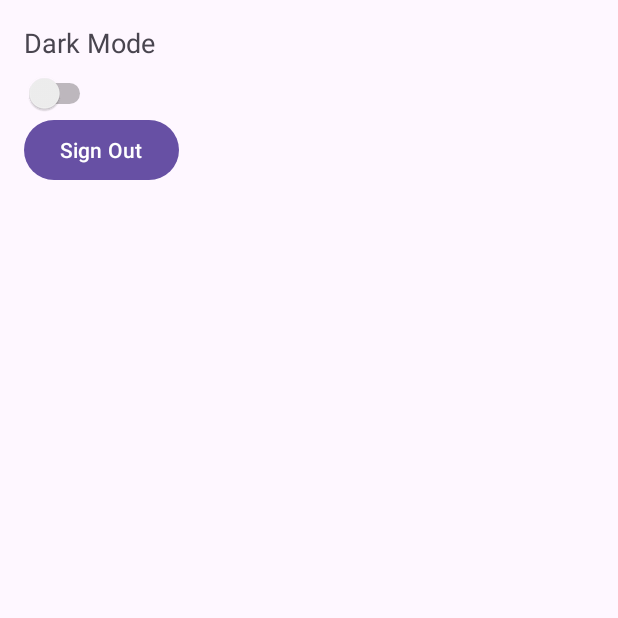
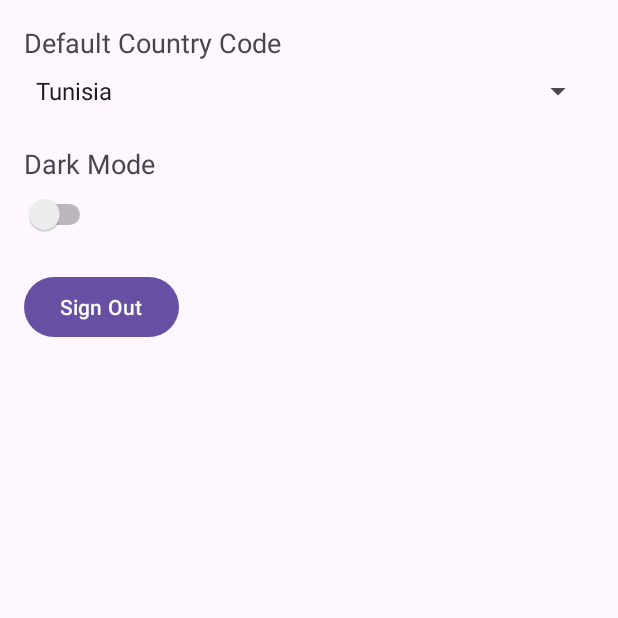
Before and after one commit to OmarBouat/MediAssist, an Android app: the SettingsActivity screen opened directly, with no data from a screen before it, on a phone screen of 412 x 824 dp, the top half of it. Run offline under Robolectric (Android 15) with nearby library versions, the phone set to English and light mode, and no system bars.

Commit message:
Allow Editing Contacts And Add Proper Country Phone Code Handling

```diff
--- a/app/src/main/java/com/mellah/mediassist/SettingsActivity.java
+++ b/app/src/main/java/com/mellah/mediassist/SettingsActivity.java
@@ -5,42 +5,86 @@ import android.content.Intent;
 import android.content.SharedPreferences;
 import android.os.Bundle;
 import android.view.View;
-import android.widget.Button;
+import android.widget.ArrayAdapter;
+import android.widget.Spinner;
+import android.widget.Switch;
 import android.widget.Toast;
-
 import androidx.appcompat.app.AppCompatActivity;
+import java.util.Arrays;
 
 public class SettingsActivity extends AppCompatActivity {
 
-    private Button btnSignOut;
+    private Spinner spinnerCountryCode;
+    private Switch switchTheme;
+    private SharedPreferences prefs;
 
     @Override
     protected void onCreate(Bundle savedInstanceState) {
         super.onCreate(savedInstanceState);
         setContentView(R.layout.activity_settings);
 
-        btnSignOut = findViewById(R.id.btnSignOut);
+        spinnerCountryCode = findViewById(R.id.spinnerCountryCode);
+        switchTheme        = findViewById(R.id.switchTheme);
 
-        btnSignOut.setOnClickListener(new View.OnClickListener() {
+        prefs = getSharedPreferences("MediAssistPrefs", Context.MODE_PRIVATE);
+
+        setupCountryCodeSpinner();
+        setupThemeSwitch();
+
+        findViewById(R.id.btnSignOut).setOnClickListener(v -> signOut());
+    }
+
+    private void setupCountryCodeSpinner() {
+        String[] names = getResources().getStringArray(R.array.country_names);
+        String[] codes = getResources().getStringArray(R.array.country_codes);
+
+        ArrayAdapter<String> adapter = new ArrayAdapter<>(
+                this,
+                android.R.layout.simple_spinner_item,
+                names
+        );
+        adapter.setDropDownViewResource(android.R.layout.simple_spinner_dropdown_item);
+        spinnerCountryCode.setAdapter(adapter);
+
+        // Pre-select saved code
+        String savedCode = prefs.getString("country_code", "+216");
+        int idx = Arrays.asList(codes).indexOf(savedCode);
+        if (idx >= 0) spinnerCountryCode.setSelection(idx);
+
+        spinnerCountryCode.setOnItemSelectedListener(new android.widget.AdapterView.OnItemSelectedListener() {
             @Override
-            public void onClick(View v) {
-                signOut();
+            public void onItemSelected(android.widget.AdapterView<?> parent,
+                                       View view, int position, long id) {
+                String chosenCode = codes[position];
+                prefs.edit().putString("country_code", chosenCode).apply();
             }
+            @Override
+            public void onNothingSelected(android.widget.AdapterView<?> parent) { }
+        });
+    }
+
+    private void setupThemeSwitch() {
+        // existing dark-mode logic (if any), for example:
+        boolean isDark = prefs.getBoolean("dark_mode", false);
+        switchTheme.setChecked(isDark);
+        switchTheme.setOnCheckedChangeListener((button, checked) -> {
+            prefs.edit().putBoolean("dark_mode", checked).apply();
+            // apply theme change...
         });
     }
 
     private void signOut() {
-        // Clear user session data from SharedPreferences
-        SharedPreferences prefs = getSharedPreferences("user_session", Context.MODE_PRIVATE);
-        SharedPreferences.Editor editor = prefs.edit();
-        editor.clear(); // Removes all key-value pairs from the preferences
+        // Clear app session (if needed)
+
+        SharedPreferences user = getSharedPreferences("user_session", Context.MODE_PRIVATE);
+
+        SharedPreferences.Editor editor = user.edit();
+        editor.clear();
         editor.apply();
 
-        Toast.makeText(this, "Signed out successfully", Toast.LENGTH_SHORT).show();
+        Toast.makeText(this, "Signed out", Toast.LENGTH_SHORT).show();
 
-        // Go back to LoginActivity
         Intent intent = new Intent(this, LoginActivity.class);
-        // Clear the activity stack so the user can't go back to the HomeActivity by pressing back
         intent.setFlags(Intent.FLAG_ACTIVITY_NEW_TASK | Intent.FLAG_ACTIVITY_CLEAR_TASK);
         startActivity(intent);
         finish();
--- a/app/src/main/res/layout/activity_settings.xml
+++ b/app/src/main/res/layout/activity_settings.xml
@@ -1,15 +1,34 @@
 <?xml version="1.0" encoding="utf-8"?>
-<LinearLayout xmlns:android="http://schemas.android.com/apk/res/android"
+<ScrollView xmlns:android="http://schemas.android.com/apk/res/android"
+    android:layout_width="match_parent"
+    android:layout_height="match_parent"
+    android:padding="16dp">
+
+    <LinearLayout
         android:orientation="vertical"
-    android:padding="16dp"
         android:layout_width="match_parent"
-    android:layout_height="match_parent">
+        android:layout_height="wrap_content">
 
+        <!-- Country code selector -->
+        <TextView
+            android:layout_width="wrap_content"
+            android:layout_height="wrap_content"
+            android:text="Default Country Code"
+            android:textSize="18sp" />
+
+        <Spinner
+            android:id="@+id/spinnerCountryCode"
+            android:layout_width="match_parent"
+            android:layout_height="wrap_content"
+            android:layout_marginTop="8dp" />
+
+        <!-- Dark mode toggle -->
         <TextView
             android:layout_width="wrap_content"
             android:layout_height="wrap_content"
             android:text="Dark Mode"
-        android:textSize="18sp" />
+            android:textSize="18sp"
+            android:layout_marginTop="24dp" />
 
         <Switch
             android:id="@+id/switchTheme"
@@ -17,9 +36,13 @@
             android:layout_height="wrap_content"
             android:layout_marginTop="8dp"/>
 
+        <!-- Sign out button -->
         <Button
             android:id="@+id/btnSignOut"
             android:layout_width="wrap_content"
             android:layout_height="wrap_content"
-        android:text="Sign Out" />
+            android:text="Sign Out"
+            android:layout_marginTop="24dp" />
+
     </LinearLayout>
+</ScrollView>
--- /dev/null
+++ b/app/src/main/res/values/arrays.xml
@@ -0,0 +1,19 @@
+<?xml version="1.0" encoding="utf-8"?>
+<resources>
+    <string-array name="country_names">
+        <item>Tunisia</item>
+        <item>United States</item>
+        <item>United Kingdom</item>
+        <item>France</item>
+        <item>Germany</item>
+    </string-array>
+
+    <string-array name="country_codes">
+        <item>+216</item>
+        <item>+1</item>
+        <item>+44</item>
+        <item>+33</item>
+        <item>+49</item>
+        <!-- BIG NOTE!!: must match order of country_names -->
+    </string-array>
+</resources>
```
Also changed, not shown: app/src/main/java/com/mellah/mediassist/AddEmergencyContactActivity.java (+36 -10 lines), app/src/main/java/com/mellah/mediassist/ContactAdapter.java (+40 -15 lines), app/src/main/java/com/mellah/mediassist/EmergencyContactsActivity.java (+36 -15 lines), app/src/main/java/com/mellah/mediassist/MediAssistDatabaseHelper.java (+35 -0 lines), app/src/main/res/layout/item_contact.xml (+23 -1 lines). Lines whose indentation alone changed are shown as unchanged.
